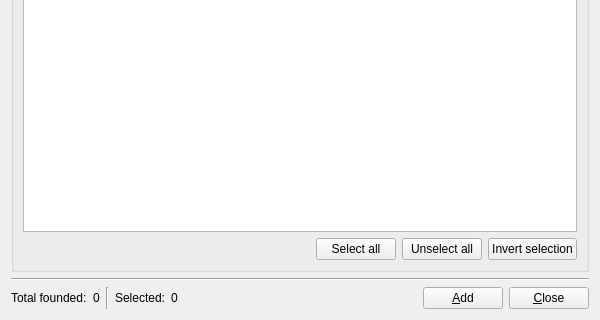
The window that src/filmscannerwindow.ui (eugene-melnik/alexandra) describes before a commit, drawn with Qt 5; both pictures show x 0 to 600 and y 180 to 500 of the 600 by 500 pixel window.
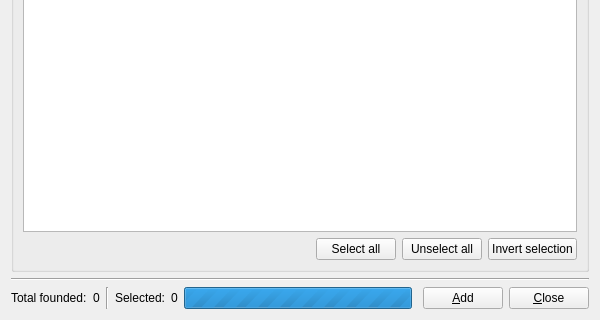
The same window after the commit. Icons and pictures are not drawn.

What changed in the file:
```diff
--- a/src/filmscannerwindow.ui
+++ b/src/filmscannerwindow.ui
@@ -202,7 +202,7 @@
     </widget>
    </item>
    <item>
-    <layout class="QHBoxLayout" name="horizontalLayout">
+    <layout class="QHBoxLayout" name="hl4" stretch="0,0,0,0,0,1,0,0,0">
      <item>
       <widget class="QLabel" name="labelTotalFounded">
        <property name="text">
@@ -239,13 +239,26 @@
       </widget>
      </item>
      <item>
-      <spacer name="hs4">
+      <widget class="QProgressBar" name="progressBar">
+       <property name="maximum">
+        <number>0</number>
+       </property>
+       <property name="value">
+        <number>-1</number>
+       </property>
+       <property name="textVisible">
+        <bool>false</bool>
+       </property>
+      </widget>
+     </item>
+     <item>
+      <spacer name="horizontalSpacer">
        <property name="orientation">
         <enum>Qt::Horizontal</enum>
        </property>
        <property name="sizeHint" stdset="0">
         <size>
-         <width>40</width>
+         <width>5</width>
          <height>20</height>
         </size>
        </property>
```
